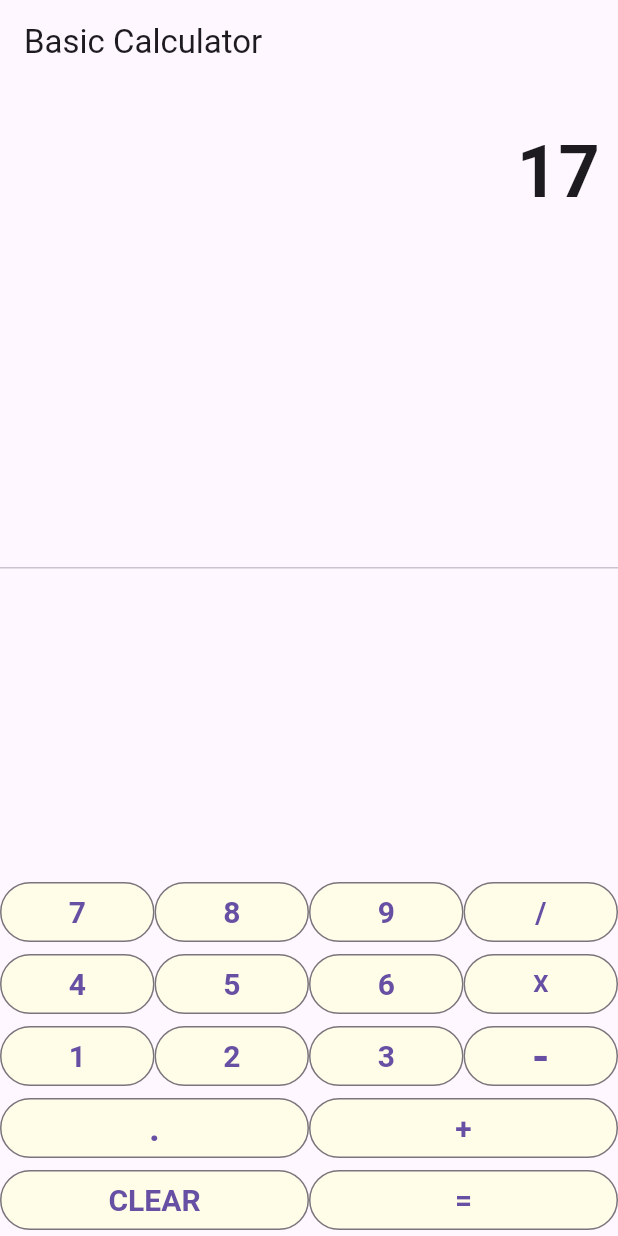
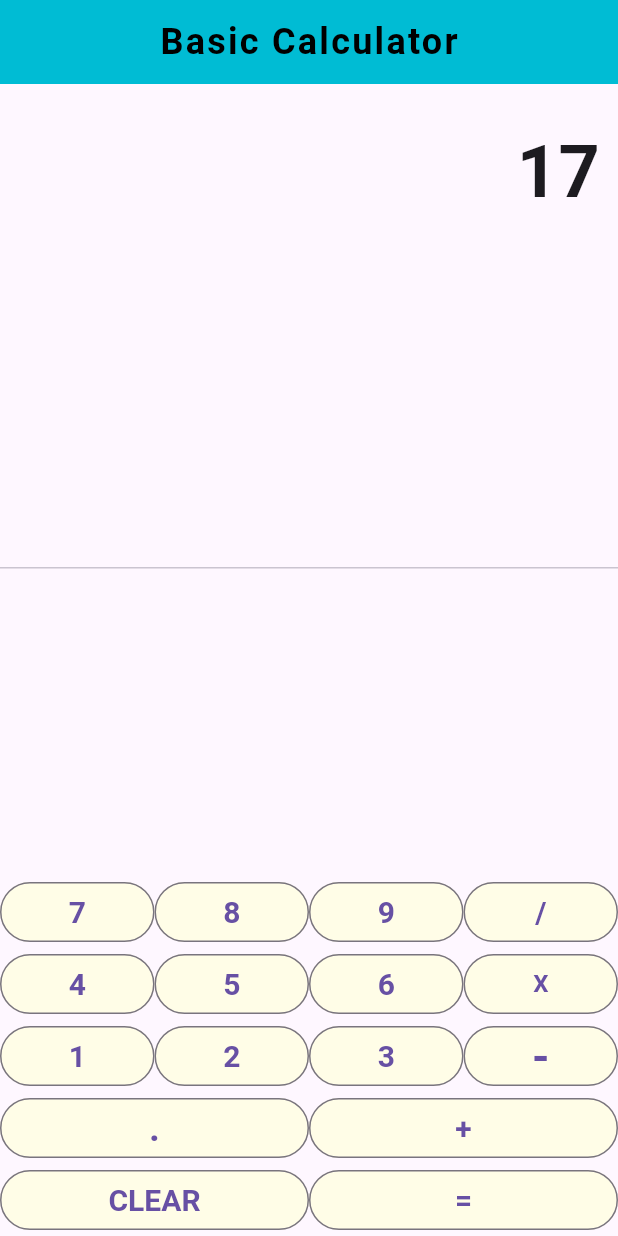
Before and after one commit to raymond-jgler/flutter_basic_calculator, a Flutter app: the screen it shows after launch, after a tap on an icon or button, on a phone screen of 412 x 824 dp. Run offline on Flutter 3.47's test engine with Material 3 defaults, Android fonts, the phone set to English and light mode, and no system bars.

Commit message:
splitted into simple layers

```diff
--- a/lib/calculator_widget.dart
+++ /dev/null
@@ -1,124 +0,0 @@
-import 'package:calculator/service_layer/input_util.dart';
-import 'package:calculator/service_layer/operation_resolver.dart';
-import 'package:flutter/material.dart';
-
-class Calculator extends StatefulWidget {
-  const Calculator({super.key, required this.title});
-
-  final String title;
-
-  @override
-  State<StatefulWidget> createState() {
-    return CalculatorState();
-  }
-}
-
-class CalculatorState extends State<Calculator> {
-  String output = "";
-  String generatedRawOperation = "";
-  String displayOutput = "";
-
-  final double baseOperatorSize = 20.0;
-
-  onPressed(String value) {
-    try {
-      if (value == "=") {
-        displayOutput = OperationResolver()
-            .consume(generatedRawOperation)
-            .resolve()
-            .toString();
-        generatedRawOperation = displayOutput;
-      } else if (value == "CLEAR") {
-        displayOutput = "";
-        generatedRawOperation = "";
-        return;
-      } else {
-        generatedRawOperation += InputUtil.isNumber(value) ? value : ' $value ';
-      }
-    } catch (e) {
-      throw Exception(e);
-    }
-    print(generatedRawOperation);
-
-    setState(() {
-      if (displayOutput.isNotEmpty) {
-        output = displayOutput;
-      } else {
-        output = generatedRawOperation;
-      }
-      displayOutput = "";
-    });
-  }
-
-  @override
-  Widget build(BuildContext context) {
-    return Scaffold(
-        appBar: AppBar(
-          title: Text(widget.title),
-        ),
-        body: Column(
-          children: <Widget>[
-            Container(
-                alignment: Alignment.centerRight,
-                padding: const EdgeInsets.symmetric(
-                    vertical: 24.0, horizontal: 12.0),
-                child: Text(output,
-                    style: const TextStyle(
-                      fontSize: 48.0,
-                      fontWeight: FontWeight.bold,
-                    ))),
-            const Expanded(
-              child: Divider(),
-            ),
-            Column(children: [
-              Row(children: [
-                buildButton("7"),
-                buildButton("8"),
-                buildButton("9"),
-                buildButton("/")
-              ]),
-              Row(children: [
-                buildButton("4"),
-                buildButton("5"),
-                buildButton("6"),
-                buildButton("X", baseOperatorSize - 4)
-              ]),
-              Row(children: [
-                buildButton("1"),
-                buildButton("2"),
-                buildButton("3"),
-                buildButton("-", baseOperatorSize + 10)
-              ]),
-              Row(children: [
-                buildButton(".", baseOperatorSize + 5),
-                buildButton("+")
-              ]),
-              Row(children: [
-                buildButton("CLEAR"),
-                buildButton("="),
-              ])
-            ])
-          ],
-        ));
-  }
-
-  Widget buildButton(String btnVal, [double? fontSize]) {
-    final ButtonStyle btnStyle = ElevatedButton.styleFrom(
-        textStyle: const TextStyle(fontSize: 100),
-        backgroundColor: Colors.yellow.shade50);
-    double? evalFontSize = fontSize;
-    evalFontSize ??= baseOperatorSize;
-    return Expanded(
-      child: OutlinedButton(
-        style: btnStyle,
-        child: Text(
-          btnVal,
-          style: TextStyle(fontSize: evalFontSize, fontWeight: FontWeight.bold),
-        ),
-        onPressed: () {
-          onPressed(btnVal);
-        },
-      ),
-    );
-  }
-}
--- a/lib/main.dart
+++ b/lib/main/main.dart
@@ -1,5 +1,6 @@
-import 'package:calculator/calculator_widget.dart';
 import 'package:flutter/material.dart';
+
+import '../presentation_layer/calculator_widget_gateway.dart';
 
 void main() {
   runApp(const MainApp());
@@ -12,7 +13,7 @@ class MainApp extends StatelessWidget {
   Widget build(BuildContext context) {
     return const MaterialApp(
       debugShowCheckedModeBanner: false,
-      home: Calculator(title: 'Basic Calculator'),
+      home: CalculatorWidgetGateway(title: 'Basic Calculator'),
     );
   }
 }
--- /dev/null
+++ b/lib/presentation_layer/calculator_widget_gateway.dart
@@ -0,0 +1,38 @@
+import 'package:flutter/material.dart';
+
+import '../stateful_widgets/stateful_calc.dart';
+
+class CalculatorWidgetGateway extends StatelessWidget {
+  const CalculatorWidgetGateway({super.key, required this.title});
+
+  final String title;
+
+  @override
+  Widget build(BuildContext context) {
+    return Scaffold(
+      appBar: AppBar(
+        title: Text(
+          title,
+          style: const TextStyle(
+            color: Colors.black, // Title text color
+            fontSize: 24, // Title text size
+            fontWeight: FontWeight.bold, // Title text weight
+            letterSpacing: 1.5, // Title text spacing
+          ),
+        ),
+        backgroundColor: Colors.cyan,
+        // Background color
+        elevation: 0,
+        // No shadow
+        centerTitle: true,
+        // Center the title
+        iconTheme: const IconThemeData(
+          color: Colors.black, // Icon color
+        ),
+      ),
+      body: const Center(
+        child: StatefulCalculator(),
+      ),
+    );
+  }
+}
--- /dev/null
+++ b/lib/state/calc_state.dart
@@ -0,0 +1,112 @@
+import 'package:calculator/service_layer/input_util.dart';
+import 'package:calculator/service_layer/operation_resolver.dart';
+import 'package:flutter/material.dart';
+
+import '../stateful_widgets/stateful_calc.dart';
+
+class CalculatorState extends State<StatefulCalculator> {
+  String output = "";
+  String generatedRawOperation = "";
+  String displayOutput = "";
+
+  final double baseButtonTextSize = 20.0;
+
+  onPressed(String value) {
+    try {
+      if (value == "=") {
+        displayOutput = OperationResolver()
+            .consume(generatedRawOperation)
+            .resolve()
+            .toString();
+        generatedRawOperation = displayOutput;
+      } else if (value == "CLEAR") {
+        displayOutput = "";
+        generatedRawOperation = "";
+        return;
+      } else {
+        generatedRawOperation += InputUtil.isNumber(value) ? value : ' $value ';
+      }
+    } catch (e) {
+      throw Exception(e);
+    }
+    print(generatedRawOperation);
+
+    setState(() {
+      if (displayOutput.isNotEmpty) {
+        output = displayOutput;
+      } else {
+        output = generatedRawOperation;
+      }
+      displayOutput = "";
+    });
+  }
+
+  @override
+  Widget build(BuildContext context) {
+    return Scaffold(
+        body: Column(
+      children: <Widget>[
+        Container(
+            alignment: Alignment.centerRight,
+            padding:
+                const EdgeInsets.symmetric(vertical: 24.0, horizontal: 12.0),
+            child: Text(output,
+                style: const TextStyle(
+                  fontSize: 48.0,
+                  fontWeight: FontWeight.bold,
+                ))),
+        const Expanded(
+          child: Divider(),
+        ),
+        Column(children: [
+          Row(children: [
+            buildButton("7"),
+            buildButton("8"),
+            buildButton("9"),
+            buildButton("/")
+          ]),
+          Row(children: [
+            buildButton("4"),
+            buildButton("5"),
+            buildButton("6"),
+            buildButton("X", baseButtonTextSize - 4)
+          ]),
+          Row(children: [
+            buildButton("1"),
+            buildButton("2"),
+            buildButton("3"),
+            buildButton("-", baseButtonTextSize + 10)
+          ]),
+          Row(children: [
+            buildButton(".", baseButtonTextSize + 5),
+            buildButton("+")
+          ]),
+          Row(children: [
+            buildButton("CLEAR"),
+            buildButton("="),
+          ])
+        ])
+      ],
+    ));
+  }
+
+  Widget buildButton(String btnVal, [double? fontSize]) {
+    final ButtonStyle btnStyle = ElevatedButton.styleFrom(
+        textStyle: const TextStyle(fontSize: 100),
+        backgroundColor: Colors.yellow.shade50);
+    double? evalFontSize = fontSize;
+    evalFontSize ??= baseButtonTextSize;
+    return Expanded(
+      child: OutlinedButton(
+        style: btnStyle,
+        child: Text(
+          btnVal,
+          style: TextStyle(fontSize: evalFontSize, fontWeight: FontWeight.bold),
+        ),
+        onPressed: () {
+          onPressed(btnVal);
+        },
+      ),
+    );
+  }
+}
--- /dev/null
+++ b/lib/stateful_widgets/stateful_calc.dart
@@ -0,0 +1,12 @@
+import 'package:flutter/cupertino.dart';
+
+import '../state/calc_state.dart';
+
+class StatefulCalculator extends StatefulWidget {
+  @override
+  State<StatefulWidget> createState() {
+    return CalculatorState();
+  }
+
+  const StatefulCalculator({super.key});
+}
```
